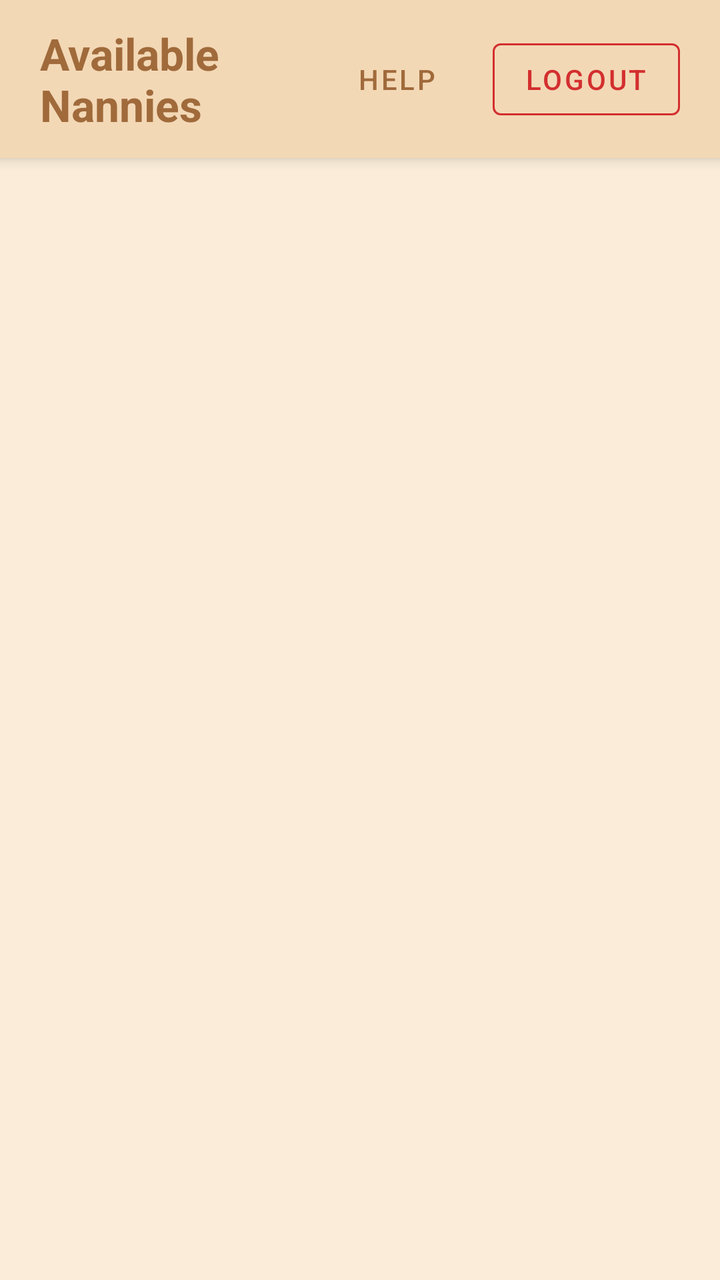
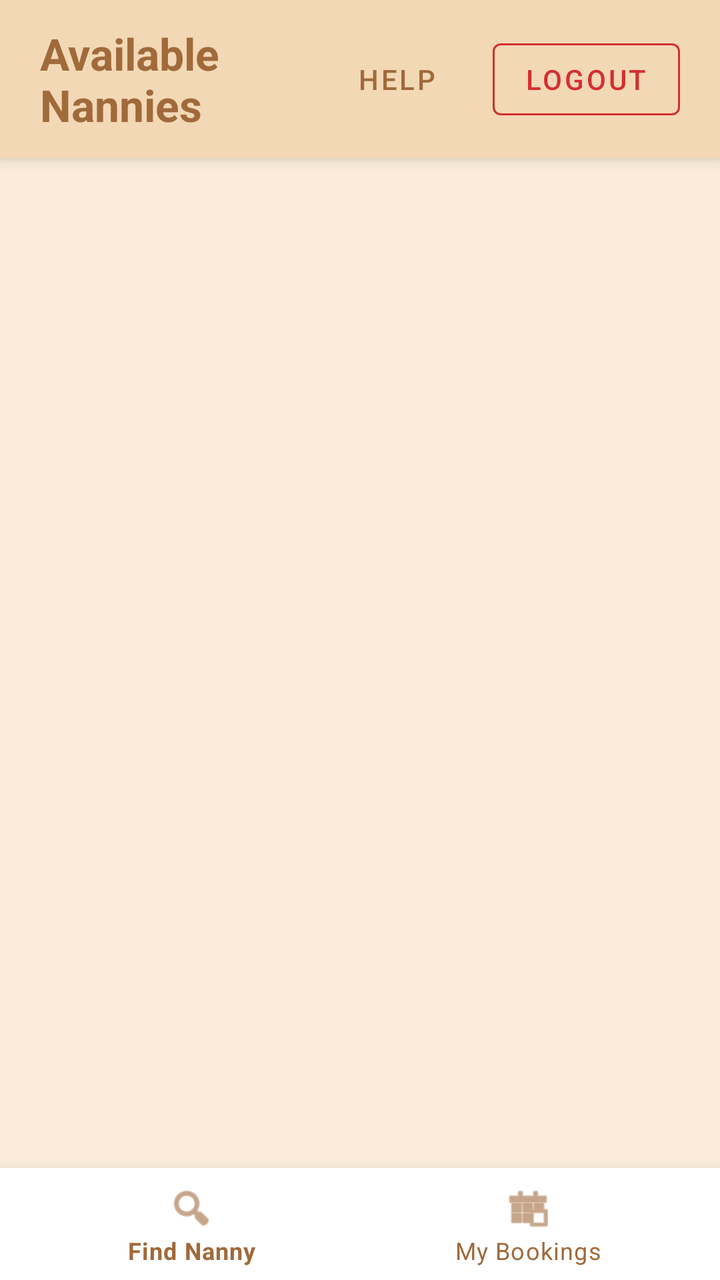

Screens rendered from an Android XML layout before and after an edit, with the pre-edit source and the edit as a unified diff.
<!-- AndroidManifest.xml: application theme Theme.NannySystem -->
<!-- res/layout/activity_home_dashboard.xml -->
<?xml version="1.0" encoding="utf-8"?>
<androidx.constraintlayout.widget.ConstraintLayout xmlns:android="http://schemas.android.com/apk/res/android"
    xmlns:app="http://schemas.android.com/apk/res-auto"
    android:layout_width="match_parent"
    android:layout_height="match_parent"
    android:background="#FAECD9">

    
    <androidx.constraintlayout.widget.ConstraintLayout
        android:id="@+id/headerLayout"
        android:layout_width="match_parent"
        android:layout_height="wrap_content"
        android:background="#F3D8B6"
        android:elevation="4dp"
        android:paddingHorizontal="20dp"
        android:paddingVertical="12dp"
        app:layout_constraintTop_toTopOf="parent">

        <TextView
            android:id="@+id/tvTitle"
            android:layout_width="0dp"
            android:layout_height="wrap_content"
            android:text="Available Nannies"
            android:textColor="#A06A3B"
            android:textSize="22sp"
            android:textStyle="bold"
            app:layout_constraintBottom_toBottomOf="parent"
            app:layout_constraintEnd_toStartOf="@+id/btnHelp"
            app:layout_constraintStart_toStartOf="parent"
            app:layout_constraintTop_toTopOf="parent" />

        
        <com.google.android.material.button.MaterialButton
            android:id="@+id/btnHelp"
            style="@style/Widget.MaterialComponents.Button.TextButton"
            android:layout_width="wrap_content"
            android:layout_height="wrap_content"
            android:layout_marginEnd="4dp"
            android:text="Help"
            android:textColor="#A06A3B"
            app:layout_constraintBottom_toBottomOf="parent"
            app:layout_constraintEnd_toStartOf="@+id/btnLogout"
            app:layout_constraintTop_toTopOf="parent" />

        
        <com.google.android.material.button.MaterialButton
            android:id="@+id/btnLogout"
            style="@style/Widget.MaterialComponents.Button.OutlinedButton"
            android:layout_width="wrap_content"
            android:layout_height="wrap_content"
            android:text="Logout"
            android:textColor="#D32F2F"
            app:strokeColor="#D32F2F"
            app:strokeWidth="1dp"
            app:layout_constraintBottom_toBottomOf="parent"
            app:layout_constraintEnd_toEndOf="parent"
            app:layout_constraintTop_toTopOf="parent" />

    </androidx.constraintlayout.widget.ConstraintLayout>

    
    <androidx.recyclerview.widget.RecyclerView
        android:id="@+id/rvNannies"
        android:layout_width="match_parent"
        android:layout_height="0dp"
        android:clipToPadding="false"
        android:padding="12dp"
        app:layout_constraintBottom_toBottomOf="parent"
        app:layout_constraintTop_toBottomOf="@id/headerLayout" />

</androidx.constraintlayout.widget.ConstraintLayout>
<!-- resources referenced by this layout -->
<resources>
  <style name="Theme.NannySystem" parent="Theme.MaterialComponents.DayNight.DarkActionBar">
          
          <item name="colorPrimary">@color/purple_500</item>
          <item name="colorPrimaryVariant">@color/purple_700</item>
          <item name="colorOnPrimary">@color/white</item>
          
          <item name="colorSecondary">@color/teal_200</item>
          <item name="colorSecondaryVariant">@color/teal_700</item>
          <item name="colorOnSecondary">@color/black</item>
          
          <item name="android:statusBarColor">?attr/colorPrimaryVariant</item>
          
      </style>
  <color name="purple_500">#FF6200EE</color>
  <color name="purple_700">#FF3700B3</color>
  <color name="white">#FFFFFFFF</color>
  <color name="teal_200">#FF03DAC5</color>
  <color name="teal_700">#FF018786</color>
  <color name="black">#FF000000</color>
</resources>

<!-- the commit's change to res/layout/activity_home_dashboard.xml (unified diff, before → after) -->
@@ -68,4 +68,16 @@
         app:layout_constraintBottom_toBottomOf="parent"
         app:layout_constraintTop_toBottomOf="@id/headerLayout" />
 
+    <com.google.android.material.bottomnavigation.BottomNavigationView
+        android:id="@+id/parentBottomNav"
+        android:layout_width="match_parent"
+        android:layout_height="wrap_content"
+        android:background="#FFFFFF"
+        app:itemIconTint="#A06A3B"
+        app:itemTextColor="#A06A3B"
+        app:layout_constraintBottom_toBottomOf="parent"
+        app:layout_constraintEnd_toEndOf="parent"
+        app:layout_constraintStart_toStartOf="parent"
+        app:menu="@menu/parent_nav_menu" />
+
 </androidx.constraintlayout.widget.ConstraintLayout>
